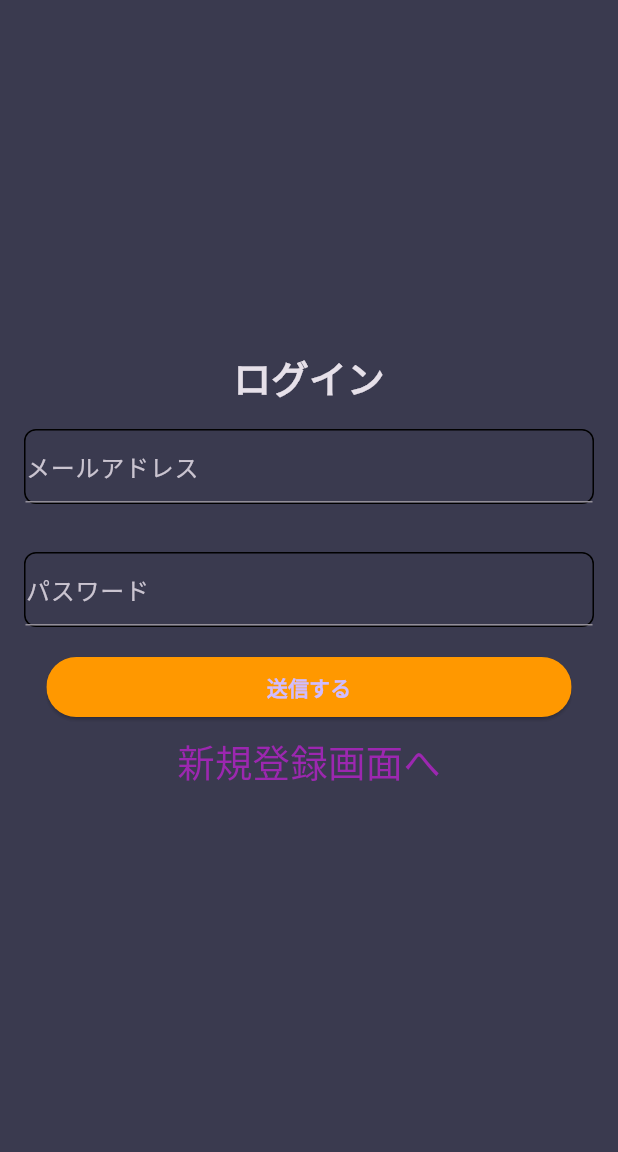
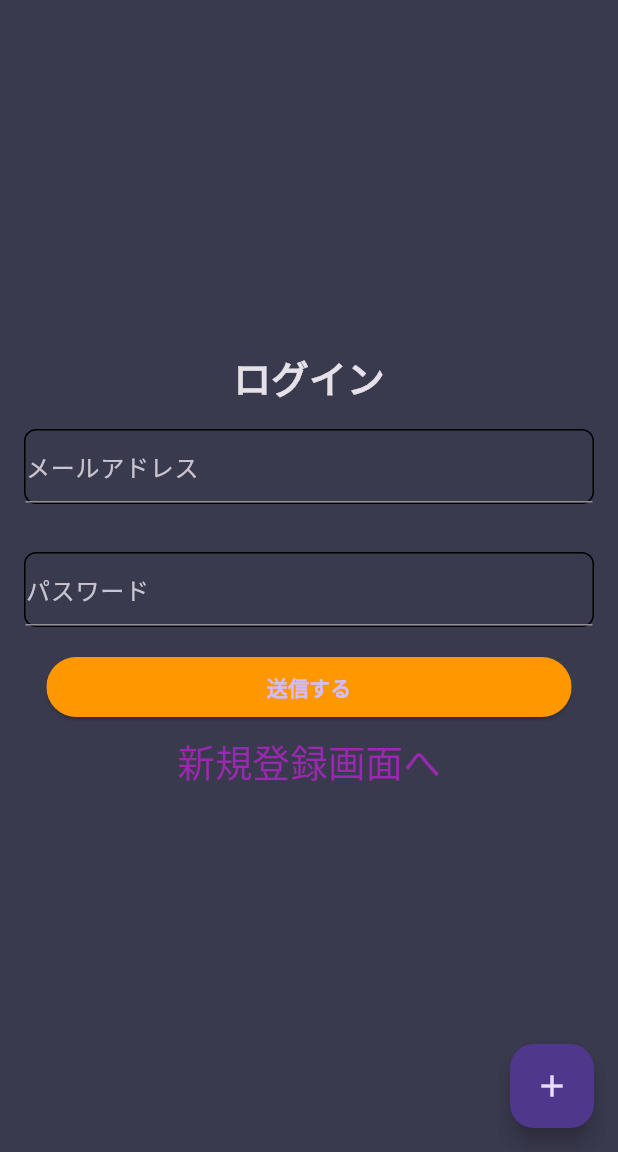
Before and after one commit to na0chan-go/text_sns, a Flutter app: the screen it shows after launch, on a phone screen of 412 x 824 dp, the part 84-1236 px from its top. Run offline on Flutter 3.47's test engine with Material 3 defaults, Android fonts, the phone set to English and light mode, and no system bars; our stand-ins replace cloud_firestore, firebase_auth, firebase_core, firebase_remote_config, flutter_dotenv, fluttertoast and 4 more; missing offline and left inert: minio_new; accounts and stored records are empty; generated files the repository leaves out were written again.

Commit message:
feat: 投稿を行うページを作成

```diff
--- a/lib/controllers/my_home_page_controller.dart
+++ b/lib/controllers/my_home_page_controller.dart
@@ -1,3 +1,8 @@
 import 'package:get/get.dart';
+import 'package:text_sns/view/pages/create_post_page.dart';
 
-class MyHomePageController extends GetxController {}
+class MyHomePageController extends GetxController {
+  void onFloatingActionButtonPressed() {
+    Get.toNamed(CreatePostPage.path);
+  }
+}
--- a/lib/router/get_pages.dart
+++ b/lib/router/get_pages.dart
@@ -1,5 +1,6 @@
 import 'package:get/get.dart';
 import 'package:text_sns/view/pages/account_page.dart';
+import 'package:text_sns/view/pages/create_post_page.dart';
 import 'package:text_sns/view/pages/logouted_page.dart';
 import 'package:text_sns/view/pages/reauthenticate_page.dart';
 import 'package:text_sns/view/pages/update_email_page.dart';
@@ -32,5 +33,9 @@
       name: UserDeletedPage.path,
       page: () => const UserDeletedPage(),
     ),
+    GetPage(
+      name: CreatePostPage.path,
+      page: () => const CreatePostPage(),
+    ),
   ];
 }
--- a/lib/view/pages/my_home_page/my_home_page.dart
+++ b/lib/view/pages/my_home_page/my_home_page.dart
@@ -14,12 +14,16 @@
   const MyHomePage({super.key});
   @override
   Widget build(BuildContext context) {
-    Get.put(MyHomePageController());
+    final controller = Get.put(MyHomePageController());
     final authController = Get.put(AuthController());
     final remoteConfigController = Get.put(RemoteConfigController());
     return Scaffold(
       appBar: AppBar(
         title: Text(F.title),
+      ),
+      floatingActionButton: FloatingActionButton(
+        onPressed: controller.onFloatingActionButtonPressed,
+        child: const Icon(Icons.add),
       ),
       drawer: const OriginalDrawer(),
       body: Obx(() {
```
Also changed, not shown: lib/controllers/create_post_controller.dart (added, +22 -0 lines), lib/view/pages/create_post_page.dart (added, +23 -0 lines).
